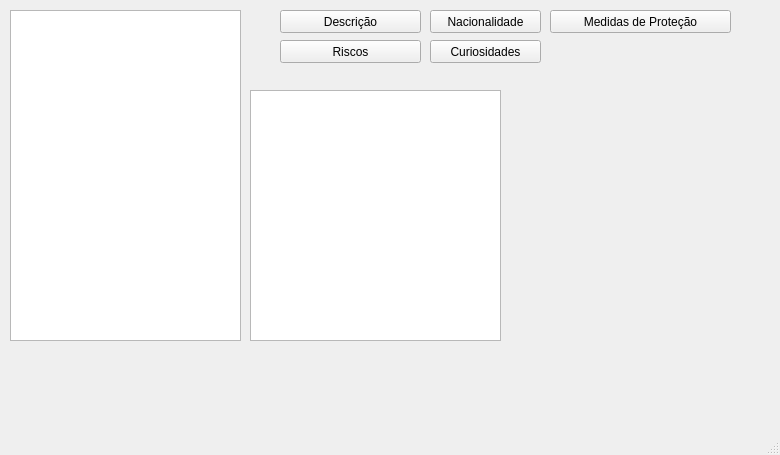
The window that fantasticWindow.ui (Gabs19/AnimaisFantasticos) describes before a commit, drawn with Qt 5.
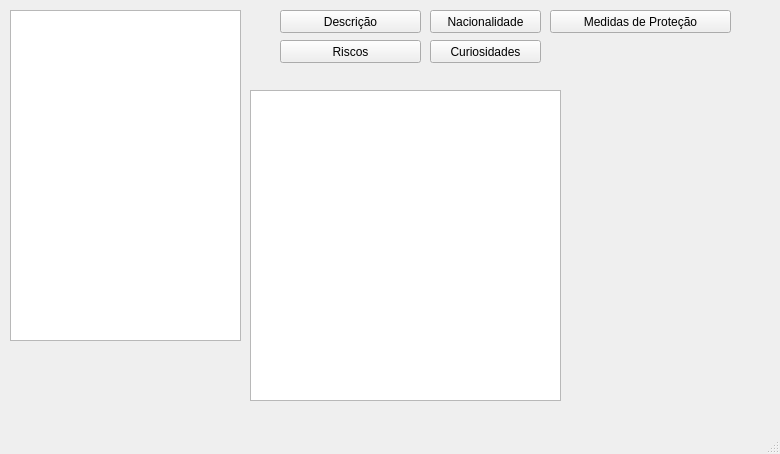
The same window after the commit. Icons and pictures are not drawn.

Commit message: Adicionando o main.py e algumas mudanças no fantasticWindow.ui

```diff
--- a/fantasticWindow.ui
+++ b/fantasticWindow.ui
@@ -7,7 +7,7 @@
     <x>0</x>
     <y>0</y>
     <width>780</width>
-    <height>455</height>
+    <height>454</height>
    </rect>
   </property>
   <property name="windowTitle">
@@ -109,18 +109,18 @@
      <rect>
       <x>250</x>
       <y>90</y>
-      <width>251</width>
-      <height>251</height>
+      <width>311</width>
+      <height>311</height>
      </rect>
     </property>
    </widget>
    <widget class="QLabel" name="magicalLogo">
     <property name="geometry">
      <rect>
-      <x>500</x>
-      <y>90</y>
-      <width>271</width>
-      <height>251</height>
+      <x>550</x>
+      <y>40</y>
+      <width>231</width>
+      <height>201</height>
      </rect>
     </property>
     <property name="styleSheet">
```
Left out of the diff: 25 changed lines with no effect on the pictures. The commit also changes 1 other file.
